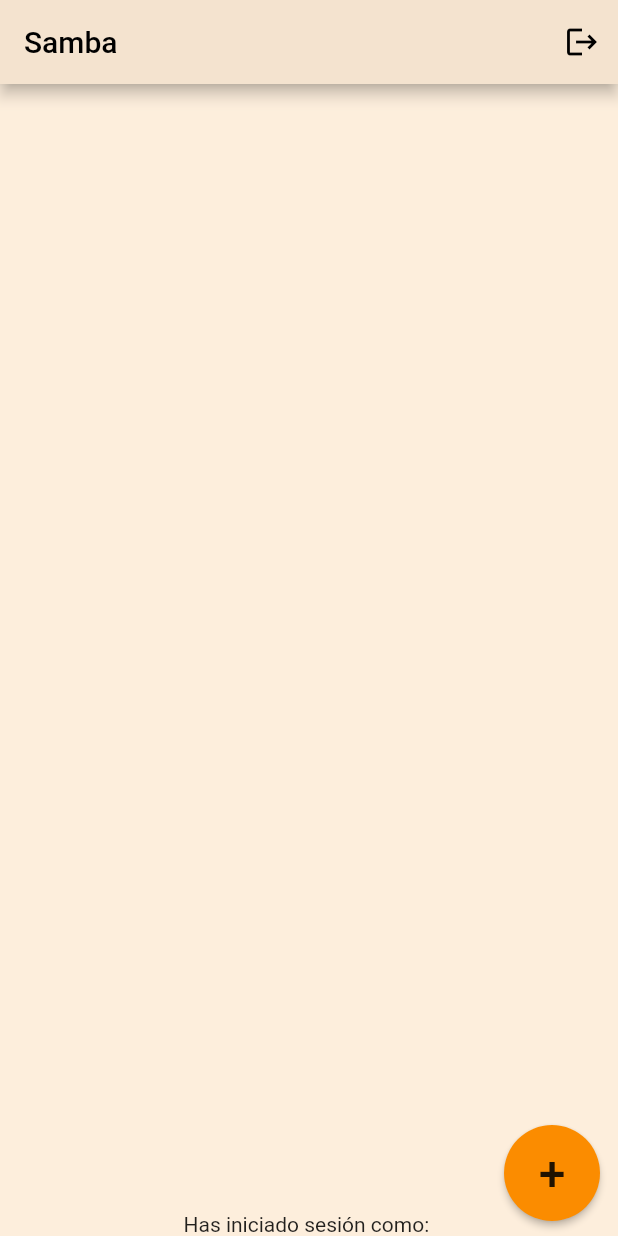
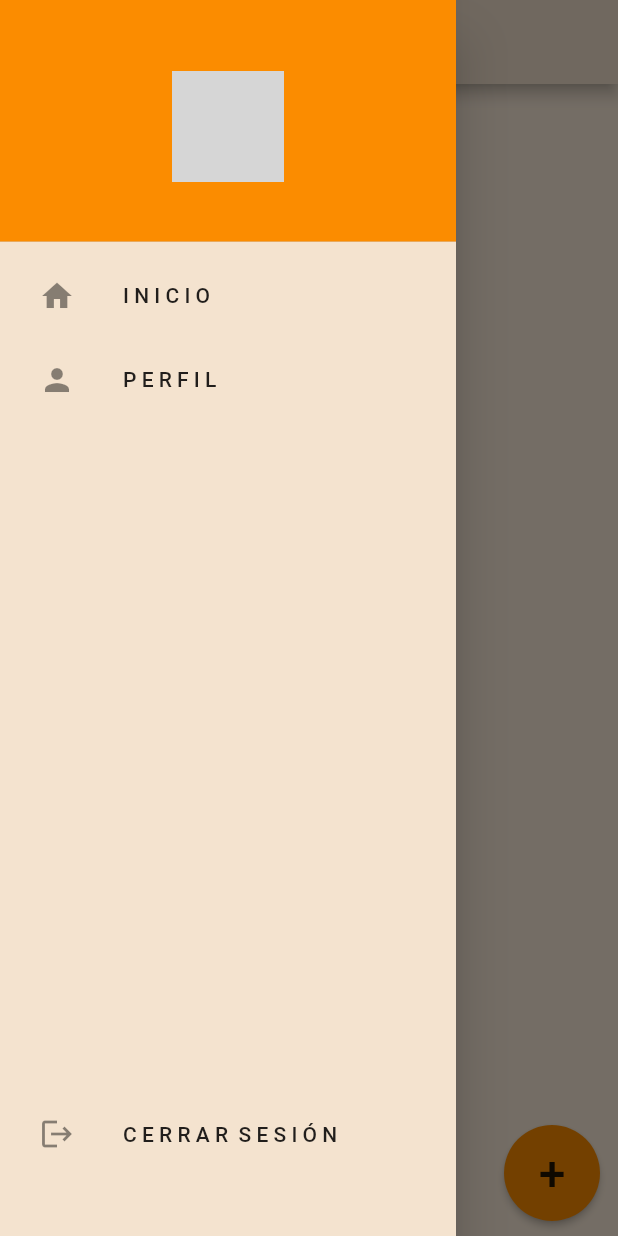
Before and after one commit to D4nlglss/Samba, a Flutter app: the screen it shows once a user with an empty profile is signed in, with the side drawer open (before the commit the screen has no drawer), on a phone screen of 412 x 824 dp. Run offline on Flutter 3.47's test engine with Material 2 defaults, Android fonts, the phone set to English and light mode, and no system bars; our stand-ins replace cloud_firestore, firebase_auth, firebase_core, google_fonts; accounts and stored records are empty; network calls fail; grey boxes are pictures that could not be loaded.

Commit message:
Añadido menú lateral con funciones: - Cerrar sesión -Editar datos de usuario -Volver a inicio.

```diff
--- a/lib/auth/change_auth_page.dart
+++ b/lib/auth/change_auth_page.dart
@@ -1,7 +1,7 @@
 import 'package:flutter/cupertino.dart';
-import 'package:samba/pages/login_page.dart';
+import 'package:samba/pages/sign_in.dart';
 import 'package:samba/pages/restore_page.dart';
-import 'package:samba/pages/sign_in_page.dart';
+import 'package:samba/pages/sign_up_page.dart';
 
 class ChangeAuthPage extends StatefulWidget {
   const ChangeAuthPage({super.key});
--- /dev/null
+++ b/lib/components/drawer.dart
@@ -0,0 +1,57 @@
+import 'package:flutter/material.dart';
+import 'package:samba/components/list_tile.dart';
+
+class MyDrawer extends StatelessWidget {
+  final void Function()? onProfileTap;
+  final void Function()? onSignOutTap;
+  const MyDrawer(
+      {super.key, required this.onProfileTap, required this.onSignOutTap});
+
+  @override
+  Widget build(BuildContext context) {
+    return Drawer(
+      backgroundColor: Theme.of(context).canvasColor,
+      child: Column(
+        mainAxisAlignment: MainAxisAlignment.spaceBetween,
+        children: [
+          Column(
+            children: [
+              DrawerHeader(
+                decoration: BoxDecoration(
+                    color: Theme.of(context).colorScheme.background),
+                child: Expanded(
+                  child: Center(
+                    child: Image(
+                      width: MediaQuery.of(context).size.width * 0.18,
+                      image: const AssetImage(
+                        'assets/icons/icon.png',
+                      ),
+                    ),
+                  ),
+                ),
+              ),
+              MyListTile(
+                icon: Icons.home,
+                text: 'I N I C I O',
+                onTap: () => Navigator.pop(context),
+              ),
+              MyListTile(
+                icon: Icons.person,
+                text: 'P E R F I L',
+                onTap: onProfileTap,
+              ),
+            ],
+          ),
+          Padding(
+            padding: const EdgeInsets.only(bottom: 40),
+            child: MyListTile(
+              icon: Icons.logout,
+              text: 'C E R R A R  S E S I Ó N',
+              onTap: onSignOutTap,
+            ),
+          ),
+        ],
+      ),
+    );
+  }
+}
--- /dev/null
+++ b/lib/components/list_tile.dart
@@ -0,0 +1,26 @@
+import 'package:flutter/material.dart';
+
+class MyListTile extends StatelessWidget {
+  final IconData icon;
+  final String text;
+  final void Function()? onTap;
+
+  const MyListTile(
+      {super.key, required this.icon, required this.text, required this.onTap});
+
+  @override
+  Widget build(BuildContext context) {
+    return Padding(
+      padding: const EdgeInsets.only(left: 10),
+      child: ListTile(
+        leading: Icon(
+          icon,
+        ),
+        onTap: onTap,
+        title: Text(
+          text,
+        ),
+      ),
+    );
+  }
+}
--- a/lib/components/text_field.dart
+++ b/lib/components/text_field.dart
@@ -18,7 +18,7 @@ class MyTextField extends StatelessWidget {
   Widget build(BuildContext context) {
     return TextField(
       controller: controller,
-      cursorColor: Theme.of(context).colorScheme.tertiary,
+      cursorColor: Theme.of(context).colorScheme.primary,
       textInputAction: action,
       obscureText: obscureText,
       style: const TextStyle(
@@ -54,7 +54,7 @@ class MyTextFieldII extends StatelessWidget {
   Widget build(BuildContext context) {
     return TextField(
       controller: controller,
-      cursorColor: Theme.of(context).colorScheme.tertiary,
+      cursorColor: Theme.of(context).colorScheme.primary,
       textInputAction: action,
       obscureText: obscureText,
       style: const TextStyle(
@@ -72,7 +72,7 @@ class MyTextFieldII extends StatelessWidget {
         focusedBorder: OutlineInputBorder(
           borderSide: BorderSide(
             width: 2,
-            color: Theme.of(context).colorScheme.secondary,
+            color: Theme.of(context).colorScheme.primary,
           ),
         ),
       ),
--- a/lib/pages/home.dart
+++ b/lib/pages/home.dart
@@ -1,8 +1,10 @@
 import 'package:cloud_firestore/cloud_firestore.dart';
 import 'package:firebase_auth/firebase_auth.dart';
 import 'package:flutter/material.dart';
+import 'package:samba/components/drawer.dart';
 import 'package:samba/components/note_wall.dart';
-import 'package:samba/components/alert_dialog.dart';
+import 'package:samba/components/alert_dialogs.dart';
+import 'package:samba/pages/profile_page.dart';
 
 class HomePage extends StatefulWidget {
   const HomePage({super.key});
@@ -38,17 +40,22 @@ class _HomeState extends State<HomePage> {
     addNoteDialog(context, 'Añadir nota', textController, addNote);
   }
 
+  void goProfilePage() {
+    Navigator.pop(context);
+    Navigator.push(
+        context, MaterialPageRoute(builder: (context) => ProfilePage()));
+  }
+
   @override
   Widget build(BuildContext context) {
     return Scaffold(
+      resizeToAvoidBottomInset: false,
       appBar: AppBar(
         title: const Text('Samba'),
-        actions: [
-          IconButton(
-            onPressed: signOut,
-            icon: const Icon(Icons.logout),
-          ),
-        ],
+      ),
+      drawer: MyDrawer(
+        onProfileTap: goProfilePage,
+        onSignOutTap: signOut,
       ),
       body: SafeArea(
         child: Stack(
@@ -87,7 +94,6 @@ class _HomeState extends State<HomePage> {
                       },
                     ),
                   ),
-                  Text('Has iniciado sesión como: ${currentUser.email!}'),
                 ],
               ),
             ),
--- a/lib/pages/login_page.dart
+++ b/lib/pages/sign_in.dart
@@ -45,6 +45,8 @@ class _SignInPageState extends State<SignInPage> {
         fail = 'El correo electrónico no es válido.';
       } else if (fail.contains('password is invalid')) {
         fail = 'La contraseña no es correcta.';
+      } else if (fail.contains('no user record corresponding')) {
+        fail = 'No existe un usuario con ese correo electrónico';
       }
       displayMessage(fail, context, Colors.redAccent);
     }
--- a/lib/themes/dark.dart
+++ b/lib/themes/dark.dart
@@ -1,8 +1,8 @@
 import 'package:flutter/material.dart';
 
 ThemeData darkTheme = ThemeData(
-  appBarTheme: const AppBarTheme(color: Color(0xFF3C4480)),
-  canvasColor: const Color(0xFF3C4480),
+  appBarTheme: const AppBarTheme(color: Color(0xFF352F44)),
+  canvasColor: const Color(0xFF352F44),
   textTheme: const TextTheme(
     displaySmall: TextStyle(
       color: Colors.white,
@@ -10,20 +10,20 @@ ThemeData darkTheme = ThemeData(
     ),
   ),
   colorScheme: ColorScheme.dark(
-      background: const Color(0xFF8B2F97),
-      primary: const Color(0xFFCF56A1),
+      background: const Color(0xFF591F61),
+      primary: Colors.pink[800]!,
       secondary: Colors.pink.shade300,
-      tertiary: Colors.purple,
+      tertiary: Colors.white30,
       brightness: Brightness.dark),
-  scaffoldBackgroundColor: const Color(0xFF37306B),
-  inputDecorationTheme: const InputDecorationTheme(
-    hintStyle: TextStyle(color: Colors.white70),
-    labelStyle: TextStyle(color: Colors.white),
+  scaffoldBackgroundColor: const Color(0xFF2A2438),
+  inputDecorationTheme: InputDecorationTheme(
+    hintStyle: const TextStyle(color: Colors.white30),
+    labelStyle: const TextStyle(color: Colors.white),
     focusedBorder: UnderlineInputBorder(
       borderSide: BorderSide(
-        color: Colors.purple,
+        color: Colors.pink[800]!,
       ),
     ),
   ),
-  primarySwatch: Colors.purple,
+  primarySwatch: Colors.deepPurple,
 );
--- a/lib/themes/light.dart
+++ b/lib/themes/light.dart
@@ -11,17 +11,18 @@ ThemeData lightTheme = ThemeData(
   ),
   colorScheme: ColorScheme.dark(
       background: Colors.orange.shade600,
-      primary: Colors.amber.shade400,
-      secondary: Colors.yellow.shade300,
-      tertiary: Colors.orange,
+      primary: Colors.amber[400]!,
+      secondary: Colors.amber[300]!,
+      tertiary: Colors.black26,
+      // tertiary: ,
       brightness: Brightness.light),
   scaffoldBackgroundColor: const Color(0xFFFDEEDC),
-  inputDecorationTheme: const InputDecorationTheme(
-    hintStyle: TextStyle(color: Colors.black26),
-    labelStyle: TextStyle(color: Colors.black),
+  inputDecorationTheme: InputDecorationTheme(
+    hintStyle: const TextStyle(color: Colors.black26),
+    labelStyle: const TextStyle(color: Colors.black),
     focusedBorder: UnderlineInputBorder(
       borderSide: BorderSide(
-        color: Colors.orange,
+        color: Colors.amber[400]!,
       ),
     ),
   ),
--- a/pubspec.yaml
+++ b/pubspec.yaml
@@ -60,3 +60,5 @@ flutter_launcher_icons:
 flutter:
 
   uses-material-design: true
+  assets:
+    - assets/icons/
```
Also changed, not shown: lib/components/text_box.dart (added, +40 -0 lines), lib/pages/profile_page.dart (added, +209 -0 lines), lib/pages/sign_up_page.dart (renamed from lib/pages/sign_in_page.dart, +12 -2 lines), lib/components/alert_dialogs.dart (line endings or trailing spaces).
